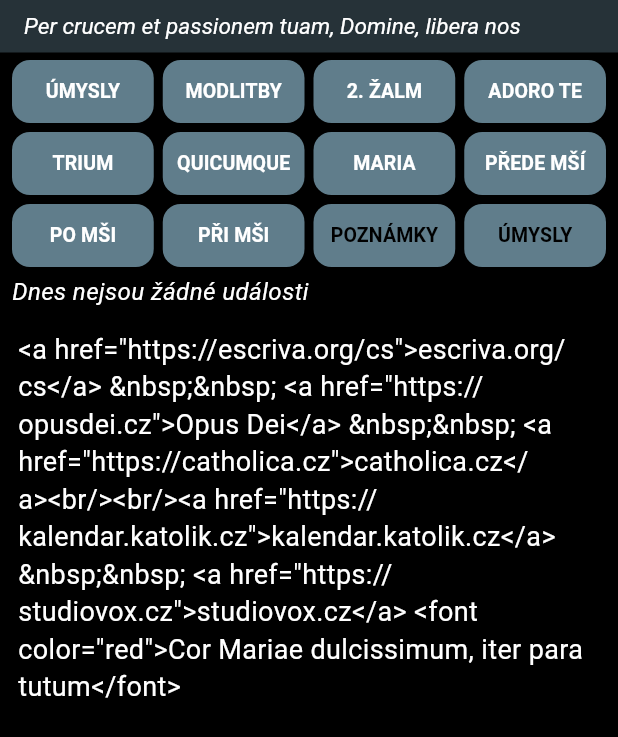
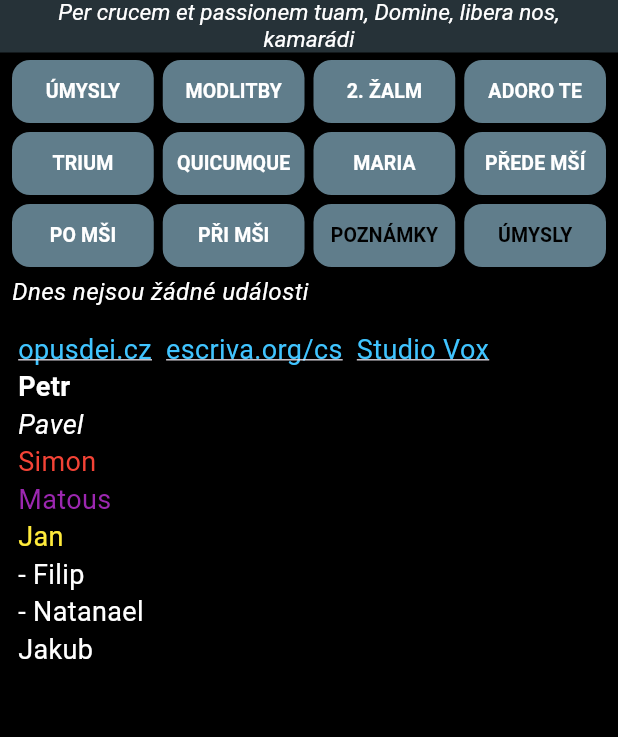
Before and after one commit to patrikJosef/dikuvzdaniFlutter, a Flutter app: the screen it shows after launch, on a phone screen of 412 x 824 dp. Shown: the top 737 px of the screen. Run offline on Flutter 3.47's test engine with Material 3 defaults, Android fonts, the light colour scheme and no system bars; drawn by our look-alikes of flutter_markdown; our stand-ins replace share_plus.

Commit message:
posledni dodelavky

```diff
--- a/lib/main.dart
+++ b/lib/main.dart
@@ -98,6 +98,7 @@ class _MainActivityState extends State<MainActivity> {
   Color barvaTextuFunTlacitek = Colors.black;
 
   bool _latin = false; // false = Česky, true = Latinsky
+  String _calendarId = '';
 
   @override
   void initState() {
@@ -455,7 +456,10 @@ class _MainActivityState extends State<MainActivity> {
           _baseScaleFactor = _scaleFactor;
         });
       }
-      if (lines.length > 10) {
+      if (lines.length > 8) {
+        _calendarId = lines[8].trim();
+      }
+      if (lines.length > 9) {
         _latin = lines[9].trim().toLowerCase() == 'true';
       }
     } catch (e) {
@@ -786,6 +790,7 @@ class _MainActivityState extends State<MainActivity> {
             controller: controller,
             maxLines: null,
             expands: true,
+            textAlignVertical: TextAlignVertical.top,
             style: const TextStyle(color: Colors.black),
             decoration: const InputDecoration(
               filled: true,
@@ -1184,7 +1189,7 @@ class _MainActivityState extends State<MainActivity> {
                   // 4️⃣ API Key
                   TextField(
                     decoration: const InputDecoration(
-                      labelText: 'Google kalendář ID',
+                      labelText: 'Google kalendář ID - NESAHAT!!!',
                       labelStyle: TextStyle(color: Colors.white70),
                       filled: true,
                       fillColor: Colors.white24,
@@ -1519,10 +1524,30 @@ class FileUtils {
 
       if (!await file.exists()) {
         if (fileName == 'intentions.txt') {
-          return '<a href="https://escriva.org/cs">escriva.org/cs</a> &nbsp;&nbsp; <a href="https://opusdei.cz">Opus Dei</a> &nbsp;&nbsp; <a href="https://catholica.cz">catholica.cz</a><br/><br/><a href="https://kalendar.katolik.cz">kalendar.katolik.cz</a> &nbsp;&nbsp; <a href="https://studiovox.cz">studiovox.cz</a>\n<font color="red">Cor Mariae dulcissimum, iter para tutum</font>';
+          return '[opusdei.cz](https://opusdei.cz)  [escriva.org/cs](https://escriva.org/cs)  [Studio Vox](https://studiovox.cz)\n'
+              '**Petr**\n'
+              '*Pavel*\n'
+              '<red>Simon</red>\n'
+              '<purple>Matous</purple>\n'
+              '<yellow>Jan</yellow>\n'
+              '- Filip\n'
+              '- Natanael\n'
+              'Jakub';
+        }
+        if (fileName == 'notes.txt') {
+          return 'Zpytování svědomí';
         }
         if (fileName == 'moznosti.txt') {
-          return 'Sancta Maria, Mater misericordiae, succurre animabus in purgatorio\nSancte Angele, adiuva nos\nSancte Ioseph, ora pro nobis\nIesu, in te confido\nPer crucem et passionem tuam, Domine, libera nos\nCor Mariae dulcissimum, iter para tutum\nGloria Patri, et Filio, et Spiritui Sancto';
+            return 'Sancta Maria, Mater misericordiae, succurre animabus in purgatorio, den stráže, otec, bratři\n'
+                'Sancti Angeli Custodes nostri, deféndite nos, kolegové\n'
+                'Sancte Ioseph, ora pro nobis, rodina, rodiče\n'
+                'Iesu, in te confido, povolání, věrnost\n'
+                'Per crucem et passionem tuam, Domine, libera nos, kamarádi\n'
+                'Cor Mariae dulcissimum, iter para tutum, apoštoláty\n'
+                'Gloria Patri, et Filio, et Spiritui Sancto, díkůvzdání, papež\n'
+                '1.0\n'      // řádek 8: velikost písma
+                'k9grn9pcub347543afce5uiv50@group.calendar.google.com\n'         // řádek 9: calendar ID (prázdné)
+                'false';     // řádek 10: latina (false)
         }
         return '';
       }
@@ -1530,10 +1555,30 @@ class FileUtils {
       return await file.readAsString();
     } catch (e) {
       if (fileName == 'intentions.txt') {
-        return '<a href="https://escriva.org/cs">escriva.org/cs</a>';
+        return '[opusdei.cz](https://opusdei.cz)  [escriva.org/cs](https://escriva.org/cs)  [Studio Vox](https://studiovox.cz)\n'
+            '**Petr**\n'
+            '*Pavel*\n'
+            '<red>Simon</red>\n'
+            '<purple>Matous</purple>\n'
+            '<yellow>Jan</yellow>\n'
+            '- Filip\n'
+            '- Natanael\n'
+            'Jakub';
+      }
+      if (fileName == 'notes.txt') {
+        return 'Zpytování svědomí';
       }
       if (fileName == 'moznosti.txt') {
-        return 'Cor Mariae dulcissimum, iter para tutum';
+        return 'Sancta Maria, Mater misericordiae, succurre animabus in purgatorio, den stráže, otec, bratři\n'
+            'Sancti Angeli Custodes nostri, deféndite nos, kolegové\n'
+            'Sancte Ioseph, ora pro nobis, rodina, rodiče\n'
+            'Iesu, in te confido, povolání, věrnost\n'
+            'Per crucem et passionem tuam, Domine, libera nos, kamarádi\n'
+            'Cor Mariae dulcissimum, iter para tutum, apoštoláty\n'
+            'Gloria Patri, et Filio, et Spiritui Sancto, díkůvzdání, papež\n'
+            '1.0\n'      // řádek 8: velikost písma
+            'k9grn9pcub347543afce5uiv50@group.calendar.google.com\n'         // řádek 9: calendar ID (prázdné)
+            'false';     //
       }
       return '';
     }
```
